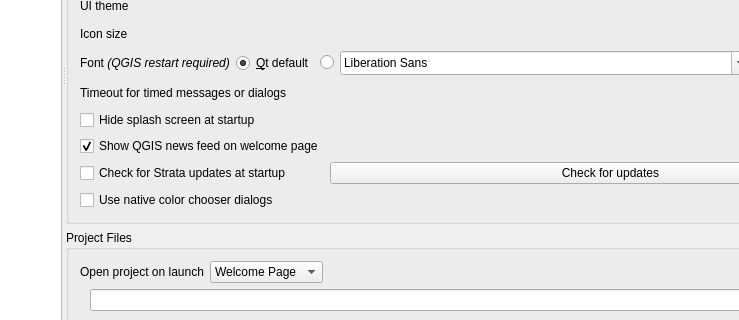
This is src/ui/qgsoptionsbase.ui in qgis/QGIS as Qt 5 draws it before an edit; both pictures show x 99 to 838 and y 278 to 598 of the 1029 by 734 pixel window. The edited form follows.
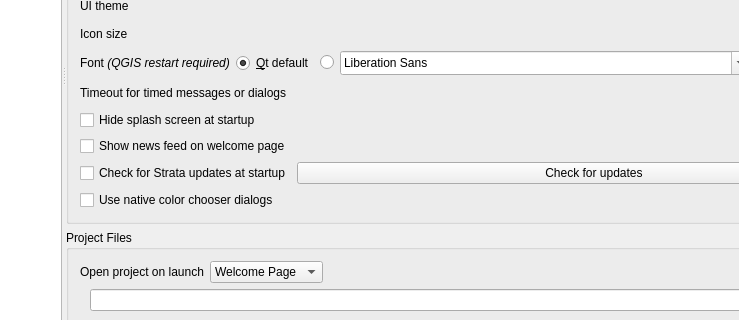
This is the edited form. The open tabs and pages were chosen to show the change. Icons and pictures are not drawn. Custom widgets are drawn as their Qt base class.

```diff
--- a/src/ui/qgsoptionsbase.ui
+++ b/src/ui/qgsoptionsbase.ui
@@ -544,10 +544,10 @@
                        <string>If checked, QGIS project news is shown on the welcome page on startup</string>
                       </property>
                       <property name="text">
-                       <string>Show QGIS news feed on welcome page</string>
+                       <string>Show news feed on welcome page</string>
                       </property>
                       <property name="checked">
-                       <bool>true</bool>
+                       <bool>false</bool>
                       </property>
                      </widget>
                     </item>
```
Left out of the diff: 2 changed lines with no effect on the pictures.
